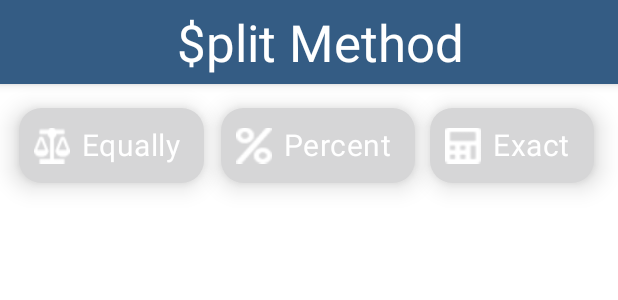
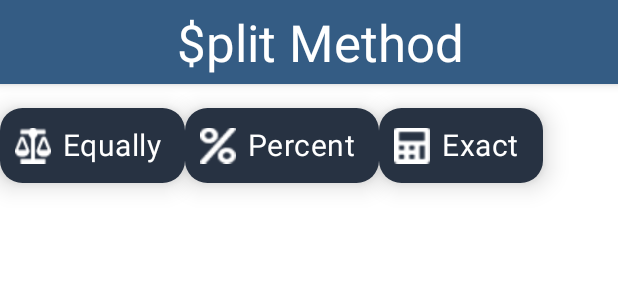
Before and after one commit to RosaGao/split-app-uima, an Android app: the layout activity_split_method.xml on its own in the app's theme, with its tools: preview values and no code run, on a phone screen of 412 x 824 dp. Shown: the top 300 px of the screen. Run offline under Robolectric (Android 15) with nearby library versions, the phone set to English and light mode, and no system bars; Roboto replaces fonts that are not available here.

```diff
--- a/app/src/main/res/layout/activity_split_method.xml
+++ b/app/src/main/res/layout/activity_split_method.xml
@@ -1,18 +1,16 @@
 <?xml version="1.0" encoding="utf-8"?>
-<androidx.constraintlayout.widget.ConstraintLayout xmlns:android="http://schemas.android.com/apk/res/android"
+<LinearLayout xmlns:android="http://schemas.android.com/apk/res/android"
     xmlns:app="http://schemas.android.com/apk/res-auto"
     xmlns:tools="http://schemas.android.com/tools"
     android:layout_width="match_parent"
     android:layout_height="match_parent"
+    android:orientation="vertical"
     tools:context=".newExpense.SplitMethodActivity">
 
     <com.google.android.material.appbar.AppBarLayout
         android:id="@+id/app_bar"
         android:layout_width="match_parent"
-        android:layout_height="wrap_content"
-        app:layout_constraintEnd_toEndOf="parent"
-        app:layout_constraintStart_toStartOf="parent"
-        app:layout_constraintTop_toTopOf="parent">
+        android:layout_height="wrap_content">
 
         <androidx.appcompat.widget.Toolbar
             android:id="@+id/toolbar"
@@ -28,8 +26,45 @@
 
     </com.google.android.material.appbar.AppBarLayout>
 
+    <LinearLayout
+        android:layout_width="match_parent"
+        android:layout_height="match_parent"
+        android:orientation="horizontal">
+
         <com.google.android.material.chip.Chip
-        android:id="@+id/exact_split_method_chip"
+            android:id="@+id/btnEqually"
+            android:layout_width="wrap_content"
+            android:layout_height="wrap_content"
+            android:layout_marginTop="16dp"
+            android:elevation="10dp"
+            android:text="Equally"
+            android:textColor="@color/white"
+            android:textSize="20sp"
+            app:chipBackgroundColor="@color/dark_blue"
+            app:chipCornerRadius="15dp"
+            app:chipEndPadding="10dp"
+            app:chipIcon="@drawable/whiteequalsplit"
+            app:chipMinHeight="50dp"
+            app:chipStartPadding="10dp" />
+
+        <com.google.android.material.chip.Chip
+            android:id="@+id/btnPercent"
+            android:layout_width="wrap_content"
+            android:layout_height="wrap_content"
+            android:layout_marginTop="16dp"
+            android:elevation="10dp"
+            android:text="Percent"
+            android:textColor="@color/white"
+            android:textSize="20sp"
+            app:chipBackgroundColor="@color/dark_blue"
+            app:chipCornerRadius="15dp"
+            app:chipEndPadding="10dp"
+            app:chipIcon="@drawable/percentsplit_icon"
+            app:chipMinHeight="50dp"
+            app:chipStartPadding="10dp" />
+
+        <com.google.android.material.chip.Chip
+            android:id="@+id/btnExact"
             android:layout_width="wrap_content"
             android:layout_height="wrap_content"
             android:layout_marginTop="16dp"
@@ -37,55 +72,17 @@
             android:text="Exact"
             android:textColor="@color/white"
             android:textSize="20sp"
-        app:chipBackgroundColor="@color/darkblue"
+            app:chipBackgroundColor="@color/dark_blue"
             app:chipCornerRadius="15dp"
             app:chipEndPadding="10dp"
             app:chipIcon="@drawable/exactsplit_icon"
             app:chipMinHeight="50dp"
-        app:chipStartPadding="10dp"
-        app:layout_constraintEnd_toEndOf="parent"
-        app:layout_constraintHorizontal_bias="0.947"
-        app:layout_constraintStart_toStartOf="parent"
-        app:layout_constraintTop_toBottomOf="@+id/app_bar" />
+            app:chipStartPadding="10dp" />
+    </LinearLayout>
 
-    <com.google.android.material.chip.Chip
-        android:id="@+id/percentage_split_method_chip"
-        android:layout_width="wrap_content"
+    <LinearLayout
+        android:layout_width="match_parent"
         android:layout_height="wrap_content"
-        android:layout_marginTop="16dp"
-        android:elevation="10dp"
-        android:text="Percent"
-        android:textColor="@color/white"
-        android:textSize="20sp"
-        app:chipBackgroundColor="@color/darkblue"
-        app:chipCornerRadius="15dp"
-        app:chipEndPadding="10dp"
-        app:chipIcon="@drawable/percentsplit_icon"
-        app:chipMinHeight="50dp"
-        app:chipStartPadding="10dp"
-        app:layout_constraintEnd_toEndOf="parent"
-        app:layout_constraintHorizontal_bias="0.521"
-        app:layout_constraintStart_toStartOf="parent"
-        app:layout_constraintTop_toBottomOf="@+id/app_bar" />
+        android:orientation="vertical"/>
 
-    <com.google.android.material.chip.Chip
-        android:id="@+id/equal_split_method_chip"
-        android:layout_width="wrap_content"
-        android:layout_height="wrap_content"
-        android:layout_marginTop="16dp"
-        android:elevation="10dp"
-        android:text="Equally"
-        android:textColor="@color/white"
-        android:textSize="20sp"
-        app:chipBackgroundColor="@color/darkblue"
-        app:chipCornerRadius="15dp"
-        app:chipEndPadding="10dp"
-        app:chipIcon="@drawable/whiteequalsplit"
-        app:chipMinHeight="50dp"
-        app:chipStartPadding="10dp"
-        app:layout_constraintEnd_toEndOf="parent"
-        app:layout_constraintHorizontal_bias="0.045"
-        app:layout_constraintStart_toStartOf="parent"
-        app:layout_constraintTop_toBottomOf="@+id/app_bar" />
-
-</androidx.constraintlayout.widget.ConstraintLayout>
+</LinearLayout>
```
Also changed, not shown: app/src/main/java/com/example/split/newExpense/SplitMethodActivity.java (+13 -0 lines), app/src/main/java/com/example/split/newExpense/SplitMethodEqualFragment.java (added, +66 -0 lines), app/src/main/java/com/example/split/newExpense/SplitMethodExactFragment.java (added, +66 -0 lines), app/src/main/java/com/example/split/newExpense/SplitMethodPercentFragment.java (added, +66 -0 lines), app/src/main/res/layout/fragment_split_equal.xml (deleted, +0 -82 lines), app/src/main/res/layout/fragment_split_exact.xml (deleted, +0 -82 lines), app/src/main/res/layout/fragment_split_method_equal.xml (added, +16 -0 lines), app/src/main/res/layout/fragment_split_method_exact.xml (added, +16 -0 lines), app/src/main/res/layout/fragment_split_method_percent.xml (added, +16 -0 lines), app/src/main/res/layout/fragment_split_percent.xml (deleted, +0 -82 lines). Lines whose indentation alone changed are shown as unchanged.
